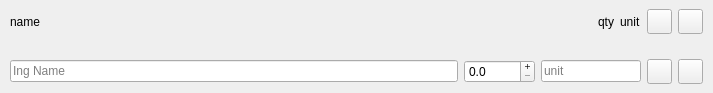
This is UI/ingredient_item.ui in juvarlet/a_table as Qt 5 draws it before an edit. The edited form follows.
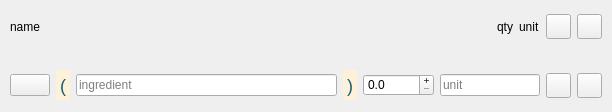
This is the edited form. Icons and pictures are not drawn.

What changed in the file:
```diff
--- a/UI/ingredient_item.ui
+++ b/UI/ingredient_item.ui
@@ -6,13 +6,35 @@
    <rect>
     <x>0</x>
     <y>0</y>
-    <width>713</width>
-    <height>93</height>
+    <width>612</width>
+    <height>112</height>
    </rect>
   </property>
   <property name="windowTitle">
    <string>Form</string>
   </property>
+  <property name="styleSheet">
+   <string notr="true">QPushButton#btn_ing_is_optional, QPushButton#btn_ing_is_optional_2 {
+    background-color: #fdf1d9;
+    border-style: outset;
+    border-width: 0px;
+    border-radius: 0px;
+    border-color: #fdf1d9;
+    font: 18px;
+    /*min-width: 10em;*/
+    padding: 4px;
+    color:#1a5d75;
+}
+
+QPushButton#btn_ing_is_optional:hover, QPushButton#btn_ing_is_optional_2:hover {
+    color:#fe6d73;
+}
+
+QPushButton#btn_ing_is_optional:pressed, QPushButton#btn_ing_is_optional_2:pressed, QPushButton#btn_ing_is_optional:checked, QPushButton#btn_ing_is_optional_2:checked {
+    color:#ffc05c;
+    font: bold 20px;
+}</string>
+  </property>
   <layout class="QVBoxLayout" name="verticalLayout">
    <property name="leftMargin">
     <number>10</number>
@@ -138,10 +160,64 @@
       <property name="bottomMargin">
        <number>0</number>
       </property>
+      <item>
+       <widget class="QPushButton" name="pushButton">
+        <property name="text">
+         <string/>
+        </property>
+       </widget>
+      </item>
+      <item>
+       <widget class="QPushButton" name="btn_ing_is_optional">
+        <property name="sizePolicy">
+         <sizepolicy hsizetype="Maximum" vsizetype="Fixed">
+          <horstretch>0</horstretch>
+          <verstretch>0</verstretch>
+         </sizepolicy>
+        </property>
+        <property name="maximumSize">
+         <size>
+          <width>30</width>
+          <height>30</height>
+         </size>
+        </property>
+        <property name="toolTip">
+         <string>Optionnel</string>
+        </property>
+        <property name="styleSheet">
+         <string notr="true"/>
+        </property>
+        <property name="text">
+         <string>(</string>
+        </property>
+        <property name="checkable">
+         <bool>true</bool>
+        </property>
+       </widget>
+      </item>
       <item>
        <widget class="QLineEdit" name="le_ing_name">
         <property name="placeholderText">
-         <string>Ing Name</string>
+         <string>ingredient</string>
+        </property>
+       </widget>
+      </item>
+      <item>
+       <widget class="QPushButton" name="btn_ing_is_optional_2">
+        <property name="maximumSize">
+         <size>
+          <width>30</width>
+          <height>30</height>
+         </size>
+        </property>
+        <property name="toolTip">
+         <string>Optionnel</string>
+        </property>
+        <property name="text">
+         <string>)</string>
+        </property>
+        <property name="checkable">
+         <bool>true</bool>
         </property>
        </widget>
       </item>
```
Left out of the diff: 35 changed lines with no effect on the pictures.
